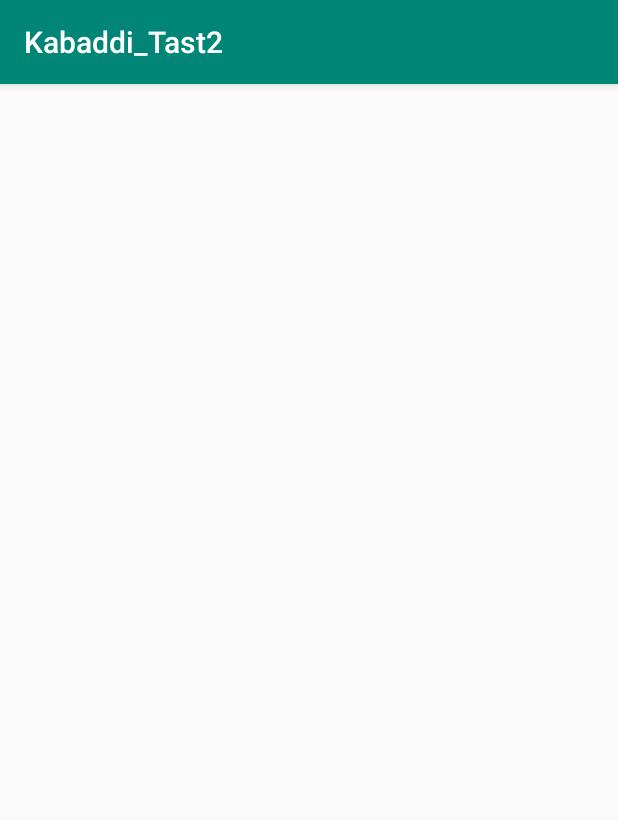
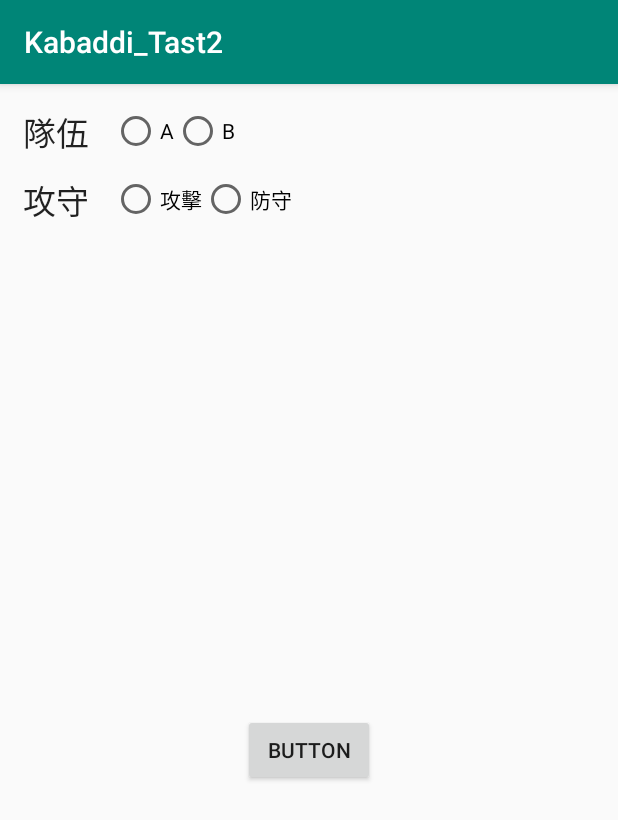
Before and after one commit to qwasz92/Kabaddi_Tast2, an Android app: the RecordActivity screen opened directly, with no data from a screen before it, on a phone screen of 412 x 824 dp. Shown: the top 820 px of the screen. Run offline under Robolectric (Android 15) with nearby library versions, the phone set to English and light mode, and no system bars.

Commit message:
record layout增加按鈕與物件

```diff
--- a/app/src/main/res/layout/activity_record.xml
+++ b/app/src/main/res/layout/activity_record.xml
@@ -6,4 +6,86 @@
     android:layout_height="match_parent"
     tools:context=".RecordActivity">
 
+    <Button
+        android:id="@+id/button"
+        android:layout_width="wrap_content"
+        android:layout_height="wrap_content"
+        android:layout_marginBottom="300dp"
+        android:text="Button"
+        app:layout_constraintBottom_toBottomOf="parent"
+        app:layout_constraintEnd_toEndOf="parent"
+        app:layout_constraintStart_toStartOf="parent" />
+
+    <TextView
+        android:id="@+id/tv_team"
+        android:layout_width="wrap_content"
+        android:layout_height="wrap_content"
+        android:layout_marginStart="15dp"
+        android:layout_marginTop="15dp"
+        android:text="隊伍"
+        android:textAppearance="@style/TextAppearance.AppCompat.Large"
+        app:layout_constraintStart_toStartOf="parent"
+        app:layout_constraintTop_toTopOf="parent" />
+
+    <RadioGroup
+        android:id="@+id/radioGroup"
+        android:layout_width="0dp"
+        android:layout_height="0dp"
+        android:layout_marginStart="15dp"
+        android:layout_marginEnd="15dp"
+        android:orientation="horizontal"
+        app:layout_constraintBottom_toBottomOf="@+id/tv_team"
+        app:layout_constraintEnd_toEndOf="parent"
+        app:layout_constraintStart_toEndOf="@+id/tv_team"
+        app:layout_constraintTop_toTopOf="@+id/tv_team">
+
+        <RadioButton
+            android:id="@+id/radio_team_A"
+            android:layout_width="wrap_content"
+            android:layout_height="wrap_content"
+            android:text="A" />
+
+        <RadioButton
+            android:id="@+id/radio_team_B"
+            android:layout_width="wrap_content"
+            android:layout_height="wrap_content"
+            android:text="B"
+            tools:layout_editor_absoluteX="176dp"
+            tools:layout_editor_absoluteY="0dp" />
+
+    </RadioGroup>
+
+    <TextView
+        android:id="@+id/tv_attack"
+        android:layout_width="wrap_content"
+        android:layout_height="wrap_content"
+        android:layout_marginTop="45dp"
+        android:text="攻守"
+        android:textAppearance="@style/TextAppearance.AppCompat.Large"
+        app:layout_constraintStart_toStartOf="@+id/tv_team"
+        app:layout_constraintTop_toTopOf="@+id/tv_team" />
+
+    <RadioGroup
+        android:layout_width="0dp"
+        android:layout_height="0dp"
+        android:layout_marginStart="15dp"
+        android:layout_marginEnd="15dp"
+        android:orientation="horizontal"
+        app:layout_constraintBottom_toBottomOf="@+id/tv_attack"
+        app:layout_constraintEnd_toEndOf="parent"
+        app:layout_constraintStart_toEndOf="@+id/tv_attack"
+        app:layout_constraintTop_toTopOf="@+id/tv_attack">
+
+        <RadioButton
+            android:id="@+id/radio_attack"
+            android:layout_width="wrap_content"
+            android:layout_height="wrap_content"
+            android:text="攻擊" />
+
+        <RadioButton
+            android:id="@+id/radio_defend"
+            android:layout_width="match_parent"
+            android:layout_height="wrap_content"
+            android:text="防守" />
+    </RadioGroup>
 </androidx.constraintlayout.widget.ConstraintLayout>
```
